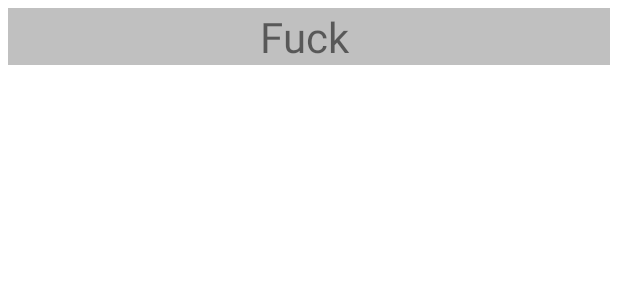
After one commit to Obolrom/Podcaster, an Android app: the layout music_item_layout.xml on its own in the app's theme, with its tools: preview values and no code run, on a phone screen of 412 x 824 dp. The commit adds this screen. Shown: the top 300 px of the screen. Run offline under Robolectric (Android 15) with nearby library versions, the phone set to English and light mode, and no system bars; network calls fail.

Commit message:
recycler view with song list

```diff
--- a/app/src/main/res/layout/fragment_player.xml
+++ b/app/src/main/res/layout/fragment_player.xml
@@ -43,5 +43,10 @@
             android:layout_weight="1" />
     </androidx.appcompat.widget.LinearLayoutCompat>
 
+    <androidx.recyclerview.widget.RecyclerView
+        android:id="@+id/recycler_view"
+        android:layout_width="match_parent"
+        android:layout_height="match_parent"
+        tools:listitem="@layout/music_item_layout" />
 
 </androidx.appcompat.widget.LinearLayoutCompat>
--- /dev/null
+++ b/app/src/main/res/layout/music_item_layout.xml
@@ -0,0 +1,27 @@
+<?xml version="1.0" encoding="utf-8"?>
+<layout>
+
+    <data>
+        <variable
+            name="music_item"
+            type="io.obolonsky.podcaster.data.responses.MusicItem" />
+    </data>
+
+<FrameLayout xmlns:android="http://schemas.android.com/apk/res/android"
+    xmlns:tools="http://schemas.android.com/tools"
+    android:layout_width="match_parent"
+    android:layout_height="wrap_content"
+    android:background="#ffc0c0c0"
+    android:layout_margin="5dp">
+
+    <TextView
+        android:id="@+id/name"
+        android:textSize="28sp"
+        android:gravity="center"
+        android:text="@{music_item.title}"
+        android:layout_width="match_parent"
+        android:layout_height="wrap_content"
+        tools:text="Fuck " />
+
+</FrameLayout>
+</layout>
```
Also changed, not shown: app/src/main/java/io/obolonsky/podcaster/ui/PlayerFragment.kt (+31 -10 lines), app/src/main/java/io/obolonsky/podcaster/ui/adapters/BaseAdapter.kt (added, +30 -0 lines), app/src/main/java/io/obolonsky/podcaster/ui/adapters/MusicItemAdapter.kt (added, +42 -0 lines).
